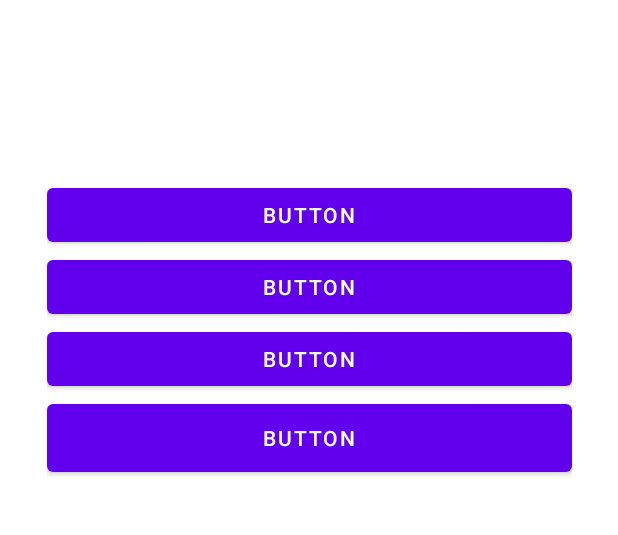
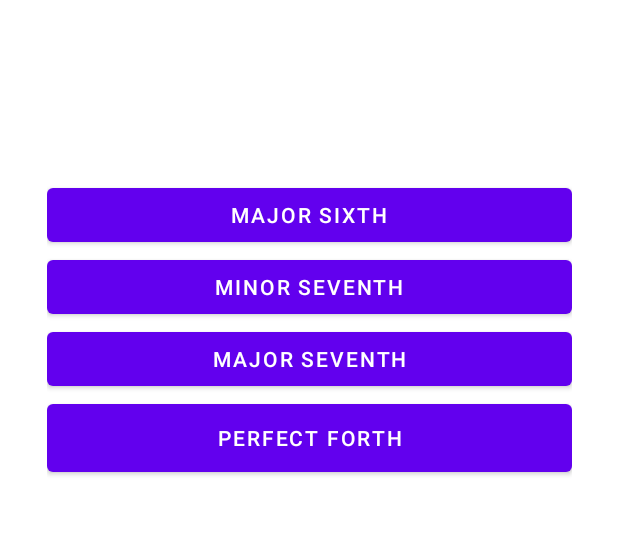
Before and after one commit to kevin224860/MusicIntervalApp, an Android app: the screen it shows after launch (MainActivity), on a phone screen of 412 x 824 dp, the part 248-783 px from its top. Run offline under Robolectric (Android 15) with nearby library versions, the phone set to English and light mode, and no system bars.

Commit message:
determines if user guesses the interval corectly

```diff
--- a/app/src/main/java/com/example/intervalapp/MainActivity.java
+++ b/app/src/main/java/com/example/intervalapp/MainActivity.java
@@ -2,6 +2,7 @@ package com.example.intervalapp;
 
 import androidx.appcompat.app.AppCompatActivity;
 
+import android.annotation.SuppressLint;
 import android.os.Bundle;
 import android.util.Log;
 import android.view.View;
@@ -44,9 +45,9 @@ public class MainActivity extends AppCompatActivity {
     Button button3;
     Button button4;
 
-    Button interval;
+    //Button interval;
 
-    int locationOfAnswer;
+    int correctAnswerLocation;
     @Override
     protected void onCreate(Bundle savedInstanceState) {
         super.onCreate(savedInstanceState);
@@ -70,7 +71,8 @@ public class MainActivity extends AppCompatActivity {
         button3 = findViewById(R.id.answer3);
         button4 = findViewById(R.id.answer4);
 
-        interval = findViewById(R.id.callSound);
+        //interval = findViewById(R.id.callSound);
+        question();
     }
 
     private String determineInterval(){
@@ -87,12 +89,13 @@ public class MainActivity extends AppCompatActivity {
         //isBlocked = random.nextInt(1);
     }
 
+    @SuppressLint("ResourceType")
     public void question(){
         String interval = determineInterval();
 
         Random random = new Random();
 
-        int correctAnswerLocation = random.nextInt(4);
+        correctAnswerLocation = random.nextInt(4);
 
         for(int i = 0; i < 4; i++){
             if(i == correctAnswerLocation){
@@ -104,7 +107,7 @@ public class MainActivity extends AppCompatActivity {
                 }
             }
         }
-
+        //Log.i("Here:", interval);
         button1.setText(answers.get(0));
         button2.setText(answers.get(1));
         button3.setText(answers.get(2));
@@ -118,13 +121,19 @@ public class MainActivity extends AppCompatActivity {
     }
 
     public void chooseAnswer(View view){
-
+        Log.i("Answer is chosen", "_____________________");
+        Log.i("Hello", String.valueOf(view.getTag()));
+        if(view.getTag().toString().equals(Integer.toString(correctAnswerLocation))){
+            Log.i("Answer:", "Correct");
+        }else{
+            Log.i("Answer:", "Wrong");
+        }
         question();
     }
 
     public void createNewInterval(){
         Random random = new Random();
-        locationOfAnswer = random.nextInt(4);
+        correctAnswerLocation = random.nextInt(4);
         determineInterval();
 
     }
--- a/app/src/main/res/layout/activity_main.xml
+++ b/app/src/main/res/layout/activity_main.xml
@@ -24,6 +24,7 @@
             android:layout_width="wrap_content"
             android:layout_height="wrap_content"
             android:onClick="chooseAnswer"
+            android:tag="0"
             android:text="Button"
             android:textAlignment="center"
             app:layout_column="0"
@@ -34,6 +35,8 @@
         <Button
             android:id="@+id/answer2"
             android:layout_width="wrap_content"
+            android:onClick="chooseAnswer"
+            android:tag="1"
             android:text="Button"
             android:textAlignment="center"
             app:layout_column="0"
@@ -45,6 +48,8 @@
             android:id="@+id/answer3"
             android:layout_width="wrap_content"
             android:layout_height="wrap_content"
+            android:onClick="chooseAnswer"
+            android:tag="2"
             android:text="Button"
             android:textAlignment="center"
             app:layout_column="0"
@@ -56,6 +61,8 @@
             android:id="@+id/answer4"
             android:layout_width="match_parent"
             android:layout_height="wrap_content"
+            android:onClick="chooseAnswer"
+            android:tag="3"
             android:text="Button"
             android:textAlignment="center"
             app:layout_column="0"
```
